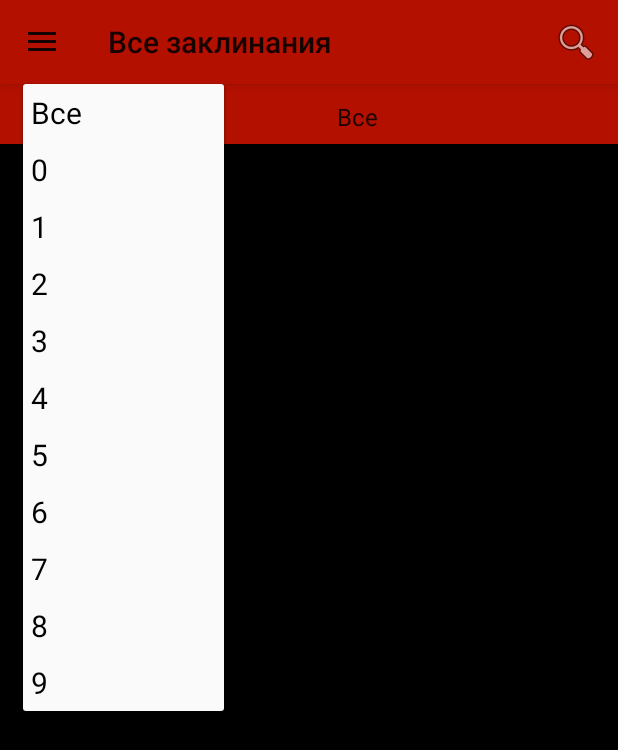
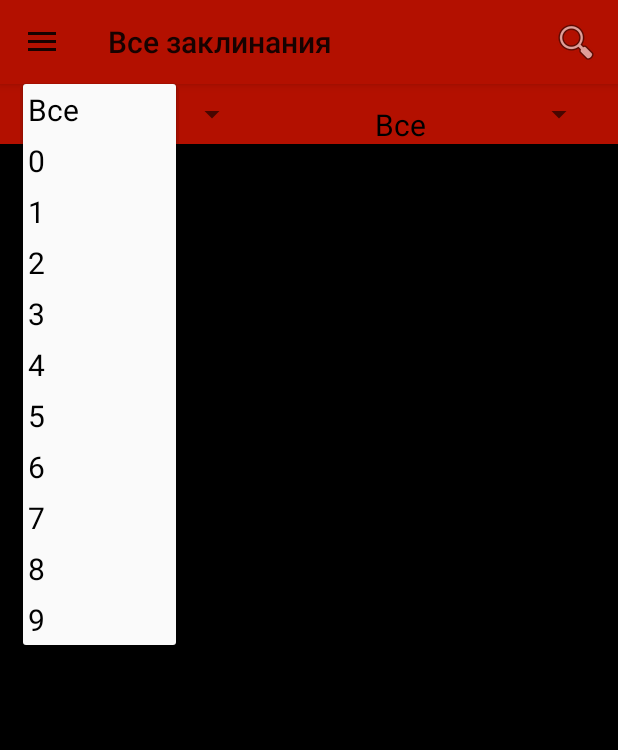
Before and after one commit to fso13/dnd5-android, an Android app: the screen it shows after launch (MainActivity), after a tap on "Все", on a phone screen of 412 x 824 dp. Shown: the top 750 px of the screen. Run offline under Robolectric (Android 15) with nearby library versions, the phone set to English and light mode, and no system bars; our stand-ins replace navigation-ui; network calls fail; 2 statements that could not run were skipped.

Commit message:
cправка спиннеров

```diff
--- a/app/src/main/java/com/example/myapplication/activity/SpellsAllActivity.java
+++ b/app/src/main/java/com/example/myapplication/activity/SpellsAllActivity.java
@@ -103,11 +103,10 @@ public class SpellsAllActivity extends Fragment {
 
 
         Spinner spinnerClass = root.findViewById(R.id.spinner_classes);
-        ArrayAdapter<String> adapterClasses = new ArrayAdapter<>(this.getActivity(), android.R.layout.simple_spinner_item, classes);
-        adapterClasses.setDropDownViewResource(android.R.layout.simple_dropdown_item_1line);
+        ArrayAdapter<String> adapterClasses = new ArrayAdapter<>(this.getActivity(), R.layout.spinner_dropdown_item, classes);
+        adapterClasses.setDropDownViewResource(R.layout.spinner_dropdown_item);
         spinnerClass.setAdapter(adapterClasses);
-        adapterClasses.setDropDownViewResource(R.layout.textview_with_padding_classes);
-
+//        adapterClasses.setDropDownViewResource(R.layout.textview_with_padding_classes);
         spinnerClass.setOnItemSelectedListener(new AdapterView.OnItemSelectedListener() {
             @Override
             public void onItemSelected(AdapterView<?> parent, View view, int position, long id) {
@@ -121,10 +120,10 @@ public class SpellsAllActivity extends Fragment {
         });
 
         Spinner spinnerLevel = root.findViewById(R.id.spinner_level);
-        ArrayAdapter<String> adapterLevel = new ArrayAdapter<>(this.getActivity(), android.R.layout.simple_spinner_item, level);
-        adapterLevel.setDropDownViewResource(android.R.layout.simple_dropdown_item_1line);
+        ArrayAdapter<String> adapterLevel = new ArrayAdapter<>(this.getActivity(), R.layout.spinner_dropdown_item, level);
+        adapterLevel.setDropDownViewResource(R.layout.spinner_dropdown_item);
         spinnerLevel.setAdapter(adapterLevel);
-        adapterLevel.setDropDownViewResource(R.layout.textview_with_padding_level);
+//        adapterLevel.setDropDownViewResource(R.layout.textview_with_padding_level);
         spinnerLevel.setOnItemSelectedListener(new AdapterView.OnItemSelectedListener() {
             @Override
             public void onItemSelected(AdapterView<?> parent, View view, int position, long id) {
--- a/app/src/main/res/layout/activity_spells_all.xml
+++ b/app/src/main/res/layout/activity_spells_all.xml
@@ -31,8 +31,8 @@
 
     <Spinner
         android:id="@+id/spinner_level"
-        android:layout_width="182dp"
-        android:layout_height="34dp"
+        android:layout_width="150dp"
+        android:layout_height="40dp"
         android:layout_marginLeft="15dp"
         android:paddingTop="10dp"
         android:text="@string/spinner1"
@@ -42,8 +42,8 @@
 
     <Spinner
         android:id="@+id/spinner_classes"
-        android:layout_width="180dp"
-        android:layout_height="34dp"
+        android:layout_width="150dp"
+        android:layout_height="40dp"
         android:layout_marginRight="15dp"
         android:paddingTop="10dp"
         android:text="@string/spinner2"
--- /dev/null
+++ b/app/src/main/res/layout/spinner_dropdown_item.xml
@@ -0,0 +1,12 @@
+<?xml version="1.0" encoding="utf-8"?>
+<TextView xmlns:android="http://schemas.android.com/apk/res/android"
+    android:id="@+id/spinnerdropdown"
+    android:layout_width="150sp"
+    android:layout_height="wrap_content"
+    android:paddingLeft="3dp"
+    android:paddingTop="3dp"
+    android:paddingRight="3dp"
+    android:paddingBottom="3dp"
+    android:singleLine="true"
+    android:textColor="@color/colorAccent"
+    android:textSize="20sp" />
--- a/app/src/main/res/layout/textview_with_padding_classes.xml
+++ /dev/null
@@ -1,13 +0,0 @@
-<?xml version="1.0" encoding="utf-8"?>
-<TextView xmlns:android="http://schemas.android.com/apk/res/android"
-    android:id="@+id/textView_level"
-    android:layout_width="wrap_content"
-    android:layout_height="wrap_content"
-    android:layout_centerHorizontal="true"
-    android:layout_centerVertical="true"
-    android:paddingLeft="5dp"
-    android:paddingTop="5dp"
-    android:paddingRight="5dp"
-    android:paddingBottom="5dp"
-    android:textColor="#000301"
-    android:textSize="20dp" />
--- a/app/src/main/res/layout/textview_with_padding_level.xml
+++ /dev/null
@@ -1,13 +0,0 @@
-<?xml version="1.0" encoding="utf-8"?>
-<TextView xmlns:android="http://schemas.android.com/apk/res/android"
-    android:id="@+id/textView_classes"
-    android:layout_width="wrap_content"
-    android:layout_height="wrap_content"
-    android:layout_centerHorizontal="true"
-    android:layout_centerVertical="true"
-    android:paddingLeft="5dp"
-    android:paddingTop="5dp"
-    android:paddingRight="5dp"
-    android:paddingBottom="5dp"
-    android:textColor="#000301"
-    android:textSize="20dp" />
```
